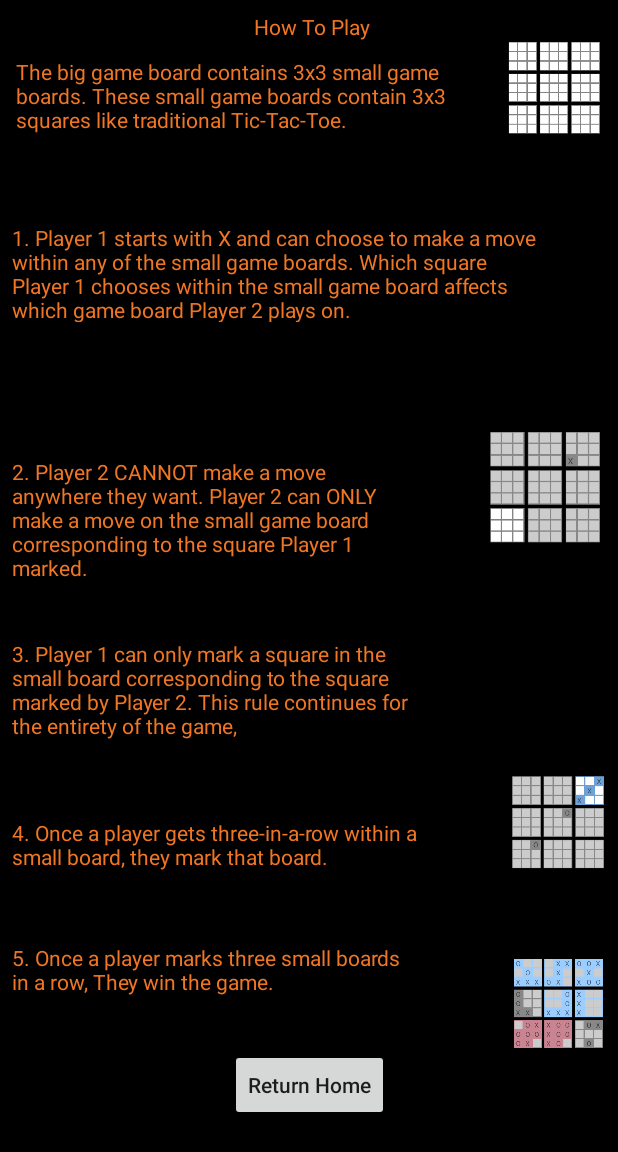
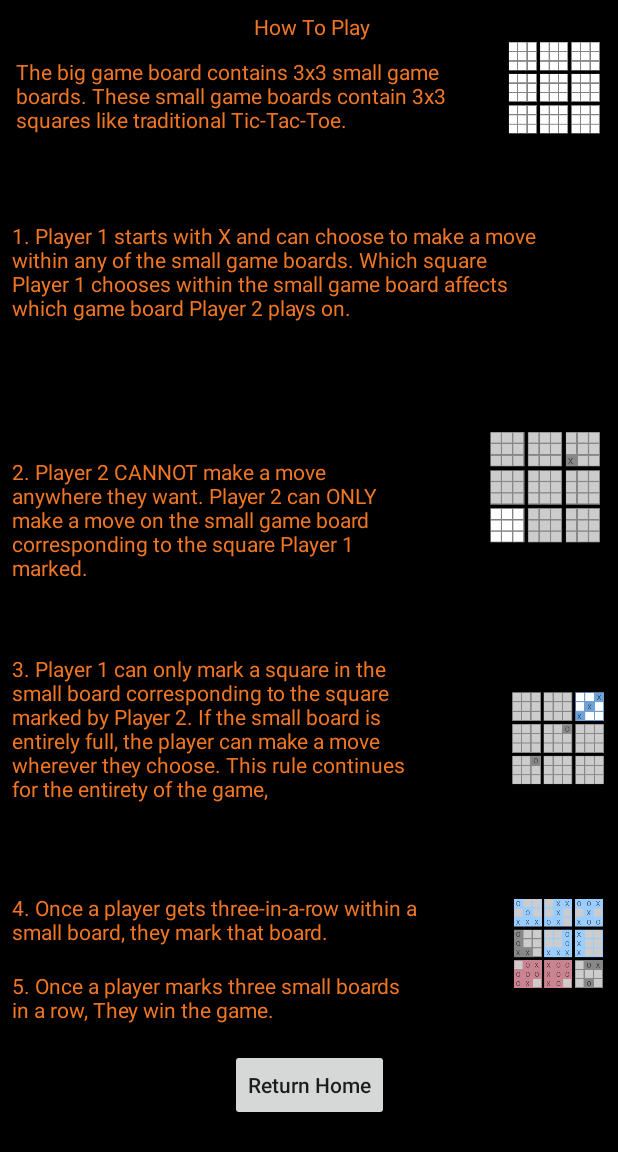
Before and after one commit to djmorel/UltimateTicTacToe, an Android app: the How2PlayActivity screen opened directly, with no data from a screen before it, on a phone screen of 412 x 824 dp, the part 84-1236 px from its top. Run offline under Robolectric (Android 15) with nearby library versions, the phone set to English and light mode, and no system bars.

Commit message:
version 3.2 -readjusted textfile placement -updated how to play

```diff
--- a/app/src/main/res/layout/activity_how2_play.xml
+++ b/app/src/main/res/layout/activity_how2_play.xml
@@ -45,7 +45,7 @@
     <TextView
         android:id="@+id/infoTextView3"
         android:layout_width="352dp"
-        android:layout_height="66dp"
+        android:layout_height="71dp"
         android:layout_below="@+id/infoTextView2"
         android:layout_marginStart="8dp"
         android:layout_marginLeft="8dp"
@@ -86,7 +86,7 @@
     <TextView
         android:id="@+id/infoTextView5"
         android:layout_width="271dp"
-        android:layout_height="74dp"
+        android:layout_height="107dp"
         android:layout_below="@+id/infoTextView2"
         android:layout_marginStart="8dp"
         android:layout_marginLeft="8dp"
@@ -94,14 +94,14 @@
         android:layout_marginEnd="8dp"
         android:layout_marginRight="8dp"
         android:layout_marginBottom="8dp"
-        android:text="3. Player 1 can only mark a square in the small board corresponding to the square marked by Player 2. This rule continues for the entirety of the game,"
+        android:text="3. Player 1 can only mark a square in the small board corresponding to the square marked by Player 2. If the small board is entirely full, the player can make a move wherever they choose. This rule continues for the entirety of the game,"
         android:textColor="@color/colorPrimary"
         app:layout_constraintBottom_toBottomOf="parent"
         app:layout_constraintEnd_toEndOf="parent"
         app:layout_constraintHorizontal_bias="0.0"
         app:layout_constraintStart_toStartOf="parent"
         app:layout_constraintTop_toTopOf="parent"
-        app:layout_constraintVertical_bias="0.617" />
+        app:layout_constraintVertical_bias="0.664" />
 
     <TextView
         android:id="@+id/infoTextView6"
@@ -121,7 +121,7 @@
         app:layout_constraintHorizontal_bias="0.0"
         app:layout_constraintStart_toStartOf="parent"
         app:layout_constraintTop_toTopOf="parent"
-        app:layout_constraintVertical_bias="0.793" />
+        app:layout_constraintVertical_bias="0.866" />
 
     <TextView
         android:id="@+id/infoTextView7"
@@ -142,7 +142,7 @@
         app:layout_constraintHorizontal_bias="0.0"
         app:layout_constraintStart_toStartOf="parent"
         app:layout_constraintTop_toTopOf="parent"
-        app:layout_constraintVertical_bias="0.876" />
+        app:layout_constraintVertical_bias="0.902" />
     <Button
         android:id="@+id/homeh2pButton"
         android:layout_width="wrap_content"
@@ -212,7 +212,7 @@
         app:layout_constraintHorizontal_bias="1.0"
         app:layout_constraintStart_toStartOf="parent"
         app:layout_constraintTop_toTopOf="parent"
-        app:layout_constraintVertical_bias="0.763"
+        app:layout_constraintVertical_bias="0.673"
         app:srcCompat="@drawable/ttt3" />
 
     <ImageView
@@ -230,7 +230,7 @@
         app:layout_constraintHorizontal_bias="1.0"
         app:layout_constraintStart_toStartOf="parent"
         app:layout_constraintTop_toTopOf="parent"
-        app:layout_constraintVertical_bias="0.947"
+        app:layout_constraintVertical_bias="0.884"
         app:srcCompat="@drawable/ttt4" />
 
 </android.support.constraint.ConstraintLayout>
```
